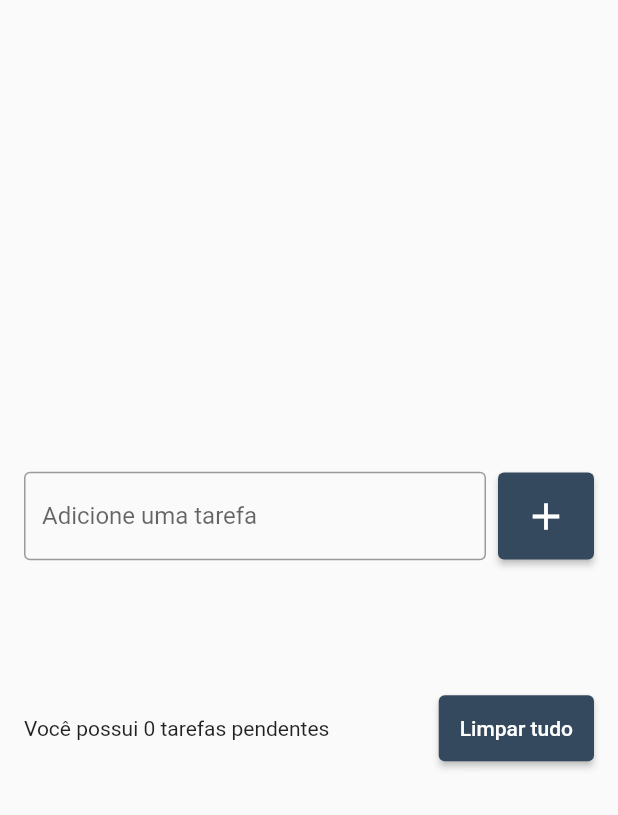
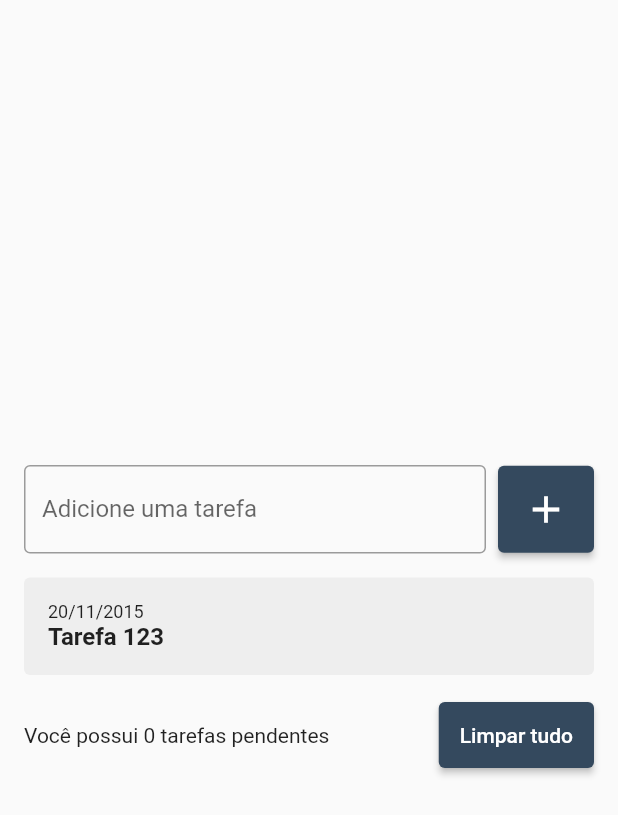
Before and after one commit to martadrozsa/flutter-dart-course, a Flutter app: the screen it shows after launch, after a tap on the "add" icon, on a phone screen of 412 x 824 dp. Shown: the top 815 px of the screen. Run offline on Flutter 3.47's test engine with Material 2 defaults, Android fonts, the phone set to English and light mode, and no system bars.

Commit message:
Add widget todo_list_item

```diff
--- a/app_todo_list/lib/pages/todo_list_page.dart
+++ b/app_todo_list/lib/pages/todo_list_page.dart
@@ -1,4 +1,6 @@
 import 'package:flutter/material.dart';
+
+import '../widgets/todo_list_item.dart';
 
 class TodoListPage extends StatefulWidget {
   TodoListPage({Key? key}) : super(key: key);
@@ -27,8 +29,8 @@ class _TodoListPageState extends State<TodoListPage> {
                     child: TextField(
                       controller: todoController,
                       decoration: const InputDecoration(
-                          border: OutlineInputBorder(),
-                          labelText: 'Adicione uma tarefa',
+                        border: OutlineInputBorder(),
+                        labelText: 'Adicione uma tarefa',
                       ),
                     ),
                   ),
@@ -58,12 +60,8 @@ class _TodoListPageState extends State<TodoListPage> {
                   shrinkWrap: true,
                   children: [
                     for (String todo in todos)
-                      ListTile(
-                        title: Text(todo),
-                        onTap: () {
-                          print('tarefa: $todo');
-                        },
-                      ),
+                      const TodoListItem(),
+
                   ],
                 ),
               ),
--- /dev/null
+++ b/app_todo_list/lib/widgets/todo_list_item.dart
@@ -0,0 +1,32 @@
+import 'package:flutter/material.dart';
+
+class TodoListItem extends StatelessWidget {
+  const TodoListItem({Key? key}) : super(key: key);
+
+  @override
+  Widget build(BuildContext context) {
+    return Container(
+      decoration: BoxDecoration(
+        borderRadius: BorderRadius.circular(4),
+        color: Colors.grey[200],
+      ),
+      padding: const EdgeInsets.all(16),
+      child: Column(
+        crossAxisAlignment: CrossAxisAlignment.start,
+        children: const [
+          Text('20/11/2015',
+          style: TextStyle(
+            fontSize: 12,
+          ),),
+          Text(
+            'Tarefa 123',
+            style: TextStyle(
+              fontSize: 16,
+              fontWeight: FontWeight.w600,
+            ),
+          ),
+        ],
+      ),
+    );
+  }
+}
```
